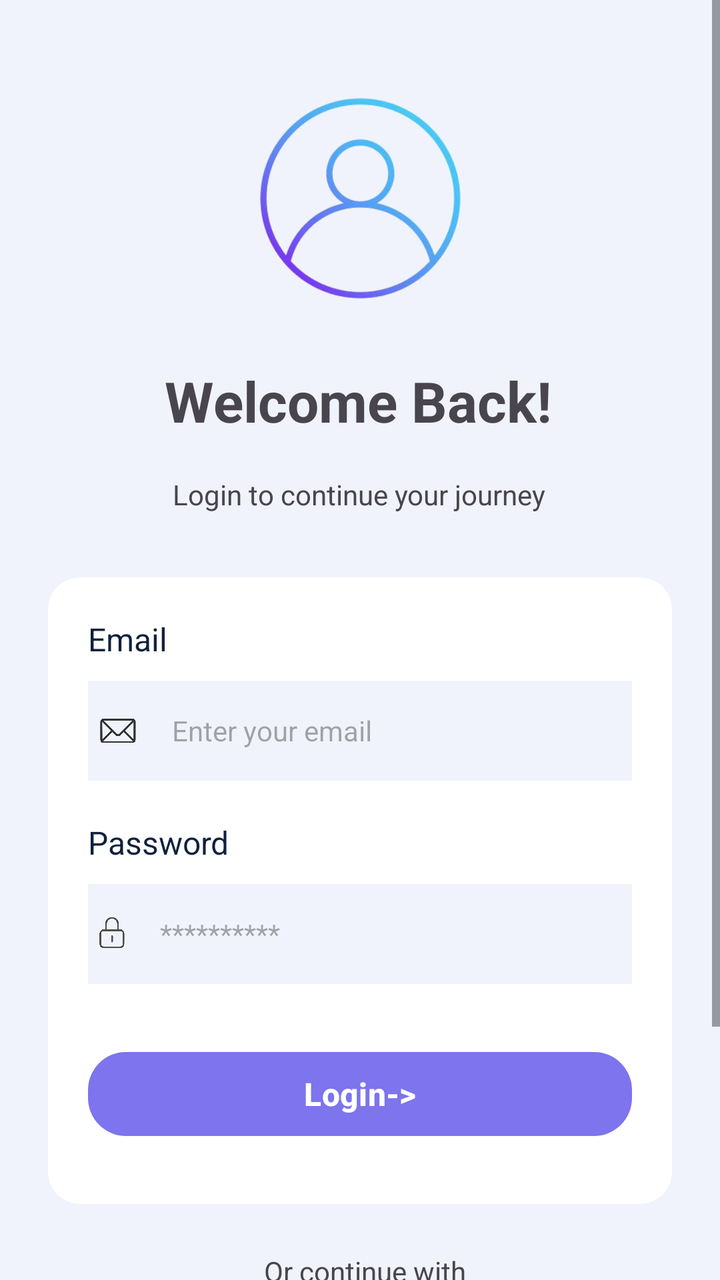
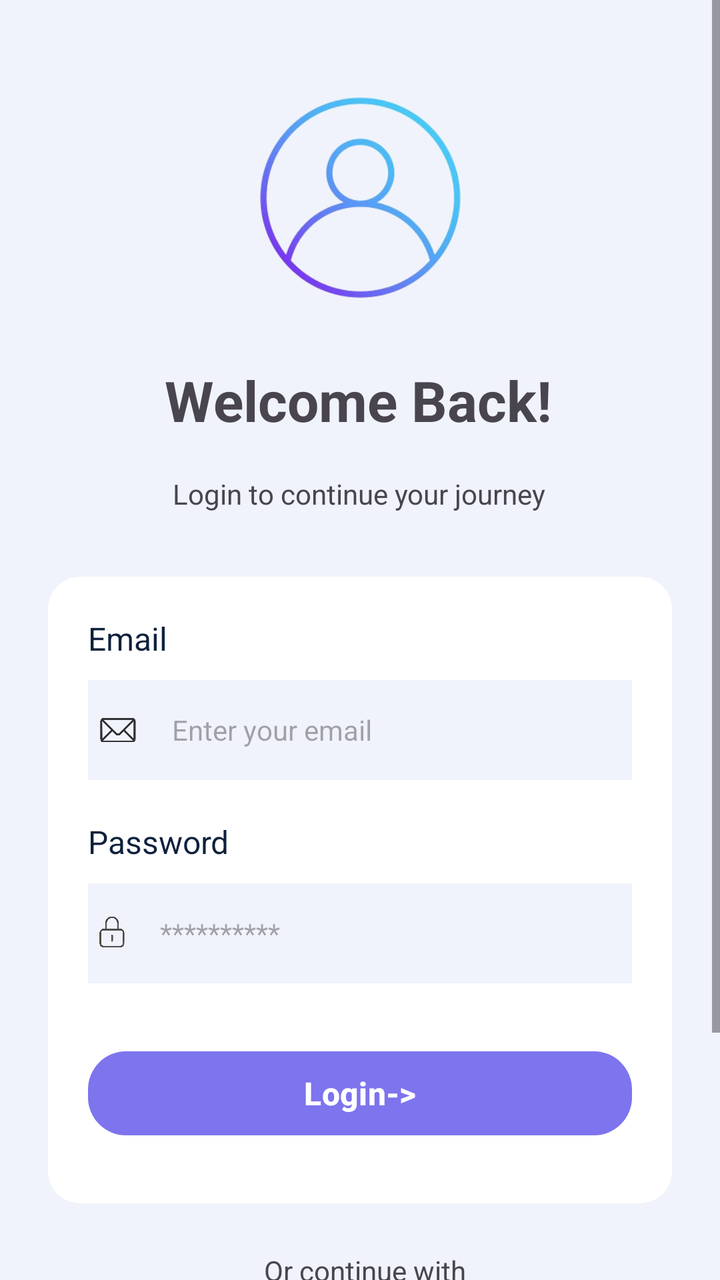

An Android layout rendered at two revisions. The XML below is the earlier revision; the diff shows what the commit changed to produce the second picture.
<!-- AndroidManifest.xml: application theme Theme.BlogApp -->
<!-- res/layout/login.xml -->
<?xml version="1.0" encoding="utf-8"?>
<androidx.constraintlayout.widget.ConstraintLayout
    xmlns:android="http://schemas.android.com/apk/res/android"
    xmlns:app="http://schemas.android.com/apk/res-auto"
    xmlns:tools="http://schemas.android.com/tools"
    android:id="@+id/main"
    android:layout_width="match_parent"
    android:background="@color/background"
    android:layout_height="match_parent"
    tools:context=".MainActivity">


<ScrollView
    android:layout_width="match_parent"
    android:layout_height="match_parent">


    <androidx.constraintlayout.widget.ConstraintLayout
        android:layout_width="match_parent"
        android:layout_height="wrap_content">



        <ImageView
        android:id="@+id/login_pfp"
        android:layout_width="107dp"
        android:layout_height="101dp"
        android:layout_marginTop="40dp"
        android:src="@drawable/pfp"
        app:layout_constraintBottom_toBottomOf="parent"
        app:layout_constraintEnd_toEndOf="parent"
        app:layout_constraintStart_toStartOf="parent"
        app:layout_constraintTop_toTopOf="parent"
        app:layout_constraintVertical_bias="0.013" />

        <TextView
        android:id="@+id/welcome"
        android:layout_width="wrap_content"
        android:layout_height="wrap_content"
        android:layout_marginTop="32dp"
        android:gravity="center_horizontal"
        android:text="Welcome Back!"
        android:textSize="28dp"
        android:textStyle="bold"
        app:layout_constraintBottom_toBottomOf="parent"
        app:layout_constraintEnd_toEndOf="parent"
        app:layout_constraintHorizontal_bias="0.495"
        app:layout_constraintStart_toStartOf="parent"
        app:layout_constraintTop_toBottomOf="@+id/login_pfp"
        app:layout_constraintVertical_bias="0.0" />

        <TextView
        android:id="@+id/text"
        android:layout_width="wrap_content"
        android:layout_height="wrap_content"
        android:layout_marginTop="88dp"
        android:gravity="center_horizontal"
        android:text="Login to continue your journey"
        android:textSize="14dp"
        app:layout_constraintBottom_toBottomOf="parent"
        app:layout_constraintEnd_toEndOf="parent"
        app:layout_constraintHorizontal_bias="0.497"
        app:layout_constraintStart_toStartOf="parent"
        app:layout_constraintTop_toBottomOf="@+id/login_pfp"
        app:layout_constraintVertical_bias="0.0" />

       <androidx.cardview.widget.CardView
        android:id="@+id/login_card"
        android:layout_width="0dp"
        android:layout_height="wrap_content"
           android:layout_marginStart="24dp"
           android:layout_marginEnd="24dp"
        app:cardBackgroundColor="@color/white"
        app:cardCornerRadius="16dp"
        app:cardElevation="0dp"
        app:layout_constraintEnd_toEndOf="parent"
        app:layout_constraintStart_toStartOf="parent"
           app:layout_constraintTop_toBottomOf="@+id/text"
        android:layout_marginTop="32dp">


           <LinearLayout
               android:layout_width="match_parent"
               android:layout_height="wrap_content"
               android:orientation="vertical">

               <TextView
                   android:layout_width="wrap_content"
                   android:layout_height="wrap_content"
                   android:layout_marginLeft="20dp"
                   android:layout_marginTop="20dp"
                   android:text="Email"
                   android:textColor="@color/input_labels"
                   android:textSize="16dp"/>


           <LinearLayout
               android:layout_width="match_parent"
               android:layout_height="50dp"
               android:layout_marginLeft="20dp"
               android:layout_marginRight="20dp"
               android:layout_marginTop="10dp"
               android:background="@color/background"
               android:orientation="horizontal">


               <ImageView
                   android:layout_width="30dp"
                   android:layout_height="30dp"
                   android:scaleType="fitStart"
                   android:layout_marginTop="15dp"
                   android:src="@drawable/email"/>

               <EditText
                   android:id="@+id/email"
                   android:layout_width="match_parent"
                   android:layout_height="50dp"
                   android:background="@color/transparent"
                   android:hint="Enter your email"
                   android:inputType="textEmailAddress"
                   android:padding="12dp"
                   android:textSize="14dp" />

           </LinearLayout>

               <TextView
                   android:layout_width="wrap_content"
                   android:layout_height="wrap_content"
                   android:layout_marginLeft="20dp"
                   android:layout_marginTop="20dp"
                   android:text="Password"
                   android:textColor="@color/input_labels"
                   android:textSize="16dp"/>

               <LinearLayout
                   android:layout_width="match_parent"
                   android:layout_height="50dp"
                   android:layout_marginLeft="20dp"
                   android:layout_marginRight="20dp"
                   android:layout_marginTop="10dp"
                   android:background="@color/background"
                   android:orientation="horizontal">


                   <ImageView
                       android:layout_width="24dp"
                       android:layout_height="24dp"
                       android:scaleType="fitStart"
                       android:layout_marginTop="12dp"
                       android:src="@drawable/lock"/>



                   <EditText
                       android:id="@+id/password"
                      android:layout_width="match_parent"
                      android:layout_height="match_parent"
                       android:background="@color/transparent"
                      android:textSize="14dp"
                      android:padding="12dp"
                      android:hint="**********"
                      android:inputType="textPassword"
                      />





               </LinearLayout>


               <Button
                   android:id="@+id/login"
                   android:layout_width="match_parent"
                   android:layout_height="50dp"
                   android:layout_marginLeft="20dp"
                   android:layout_marginRight="20dp"
                   android:layout_marginTop="30dp"
                   android:layout_marginBottom="30dp"
                   android:text="Login->"
                   android:textColor="@color/white"
                   app:cornerRadius="19dp"
                   android:textSize="16dp"
                   android:textStyle="bold"
                   app:backgroundTint="@color/light_purple" />




           </LinearLayout>





       </androidx.cardview.widget.CardView>




        <TextView
        android:id="@+id/Cont"
        android:layout_width="wrap_content"
        android:layout_height="wrap_content"
        android:text="Or continue with"
        app:layout_constraintEnd_toEndOf="@+id/login_card"
        app:layout_constraintHorizontal_bias="0.512"
        app:layout_constraintStart_toStartOf="@id/login_card"
        app:layout_constraintTop_toBottomOf="@+id/login_card"
        android:layout_marginTop="24dp" />

        <GridLayout
        android:id="@+id/grid"
        android:layout_width="match_parent"
        android:layout_height="60dp"
        android:layout_marginLeft="30dp"
        android:layout_marginTop="16dp"
        android:layout_marginRight="30dp"
        android:columnCount="3"
        android:orientation="horizontal"
        app:layout_constraintEnd_toEndOf="parent"
        app:layout_constraintHorizontal_bias="0.516"
        app:layout_constraintStart_toStartOf="parent"
        app:layout_constraintTop_toBottomOf="@+id/Cont"
        >


        <androidx.cardview.widget.CardView
            android:layout_width="0dp"
            android:layout_height="50dp"
            android:layout_marginRight="10dp"
            app:cardBackgroundColor="@color/white"
            android:layout_columnWeight="1"
            app:cardCornerRadius="16dp"
            app:cardElevation="0dp">

            <ImageView
                android:layout_width="match_parent"
                android:layout_height="match_parent"
                android:scaleType="fitCenter"
                android:src="@drawable/google"/>

        </androidx.cardview.widget.CardView>

        <androidx.cardview.widget.CardView
            android:layout_width="0dp"
            android:layout_height="50dp"
            android:layout_marginRight="10dp"
            app:cardBackgroundColor="@color/white"
            android:layout_columnWeight="1"
            app:cardCornerRadius="16dp"
            app:cardElevation="0dp">

            <ImageView
                android:layout_width="match_parent"
                android:layout_height="match_parent"
                android:scaleType="fitCenter"
                android:src="@drawable/apple"/>

        </androidx.cardview.widget.CardView>


        <androidx.cardview.widget.CardView
            android:layout_width="0dp"
            android:layout_height="50dp"
            app:cardBackgroundColor="@color/white"
            android:layout_columnWeight="1"
            app:cardCornerRadius="16dp"
            app:cardElevation="0dp">

            <ImageView
                android:layout_width="match_parent"
                android:layout_height="match_parent"
                android:scaleType="fitCenter"
                android:src="@drawable/fingerprint"/>

        </androidx.cardview.widget.CardView>

        </GridLayout>

        <TextView
            android:id="@+id/encryption"
            android:layout_width="wrap_content"
            android:layout_height="wrap_content"
            android:layout_marginTop="10dp"
            android:text="End-to-end encryption"
            android:textSize="12dp"
            app:layout_constraintEnd_toEndOf="parent"
            app:layout_constraintHorizontal_bias="0.498"
            app:layout_constraintStart_toStartOf="parent"
            app:layout_constraintTop_toBottomOf="@id/grid"/>

        <TextView
            android:id="@+id/dont_have_account"
            android:layout_width="wrap_content"
            android:layout_height="wrap_content"
            android:layout_marginTop="10dp"
            android:layout_marginRight="20dp"
            android:text="Don't have an account? "
            android:textSize="12dp"
            app:layout_constraintBottom_toBottomOf="parent"
            app:layout_constraintEnd_toEndOf="parent"
            app:layout_constraintHorizontal_bias="0.48"
            app:layout_constraintStart_toStartOf="parent"
            app:layout_constraintTop_toBottomOf="@id/encryption"
            android:layout_marginBottom="24dp" />

        <TextView
            android:id="@+id/signupText"
            android:layout_width="wrap_content"
            android:layout_height="wrap_content"
            android:layout_marginStart="1dp"
            android:layout_marginBottom="24dp"
            android:text="SignUp"
            android:textColor="@color/light_purple"
            android:textSize="12dp"
            app:layout_constraintBottom_toBottomOf="parent"
            app:layout_constraintEnd_toEndOf="parent"
            app:layout_constraintHorizontal_bias="0.0"
            app:layout_constraintStart_toEndOf="@id/dont_have_account" />


    </androidx.constraintlayout.widget.ConstraintLayout>
</ScrollView>

</androidx.constraintlayout.widget.ConstraintLayout>
<!-- resources referenced by this layout -->
<resources>
  <color name="background">#F0F3FB</color>
  <color name="input_labels">#0E213C</color>
  <color name="light_purple">#7D74EE</color>
  <color name="transparent">#00000000</color>
  <color name="white">#FFFFFFFF</color>
  <!-- drawable apple: png bitmap (drawable, 34591 bytes) -->
  <!-- drawable email: png bitmap (drawable, 934540 bytes) -->
  <!-- drawable fingerprint: png bitmap (drawable, 127522 bytes) -->
  <!-- drawable google: png bitmap (drawable, 108093 bytes) -->
  <!-- drawable lock: png bitmap (drawable, 220702 bytes) -->
  <!-- drawable pfp: png bitmap (drawable, 40435 bytes) -->
  <style name="Theme.BlogApp" parent="Base.Theme.BlogApp" />
  <style name="Base.Theme.BlogApp" parent="Theme.Material3.DayNight.NoActionBar">
          
          
      </style>
</resources>

<!-- the commit's change to res/layout/login.xml (unified diff, before → after) -->
@@ -282,7 +282,7 @@
             android:id="@+id/encryption"
             android:layout_width="wrap_content"
             android:layout_height="wrap_content"
-            android:layout_marginTop="10dp"
+            android:layout_marginTop="8dp"
             android:text="End-to-end encryption"
             android:textSize="12dp"
             app:layout_constraintEnd_toEndOf="parent"
@@ -294,7 +294,7 @@
             android:id="@+id/dont_have_account"
             android:layout_width="wrap_content"
             android:layout_height="wrap_content"
-            android:layout_marginTop="10dp"
+            android:layout_marginTop="8dp"
             android:layout_marginRight="20dp"
             android:text="Don't have an account? "
             android:textSize="12dp"
